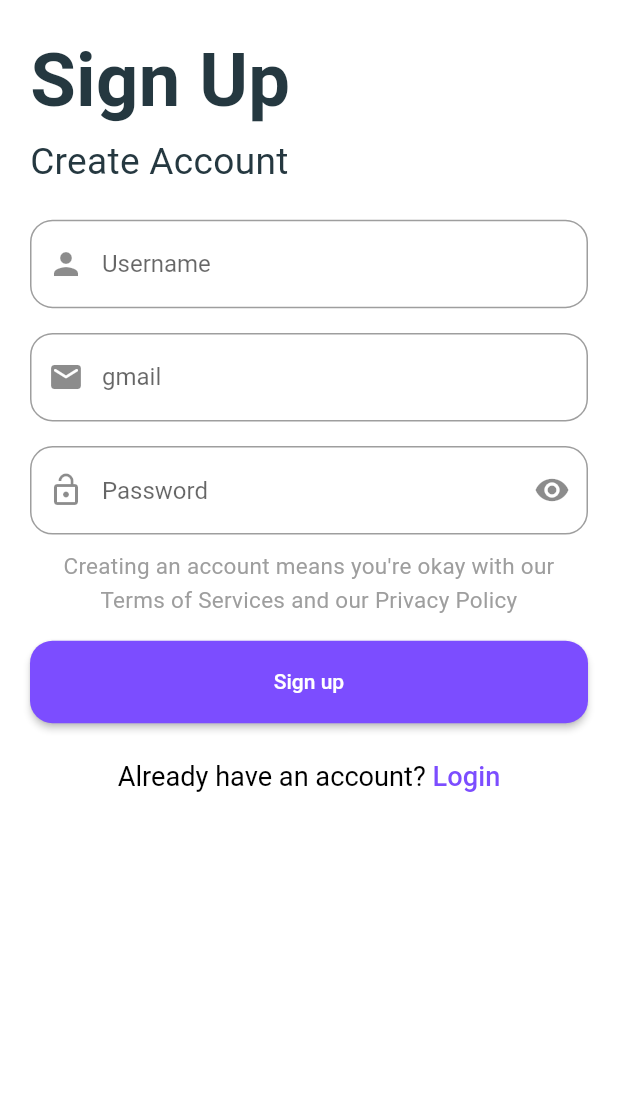
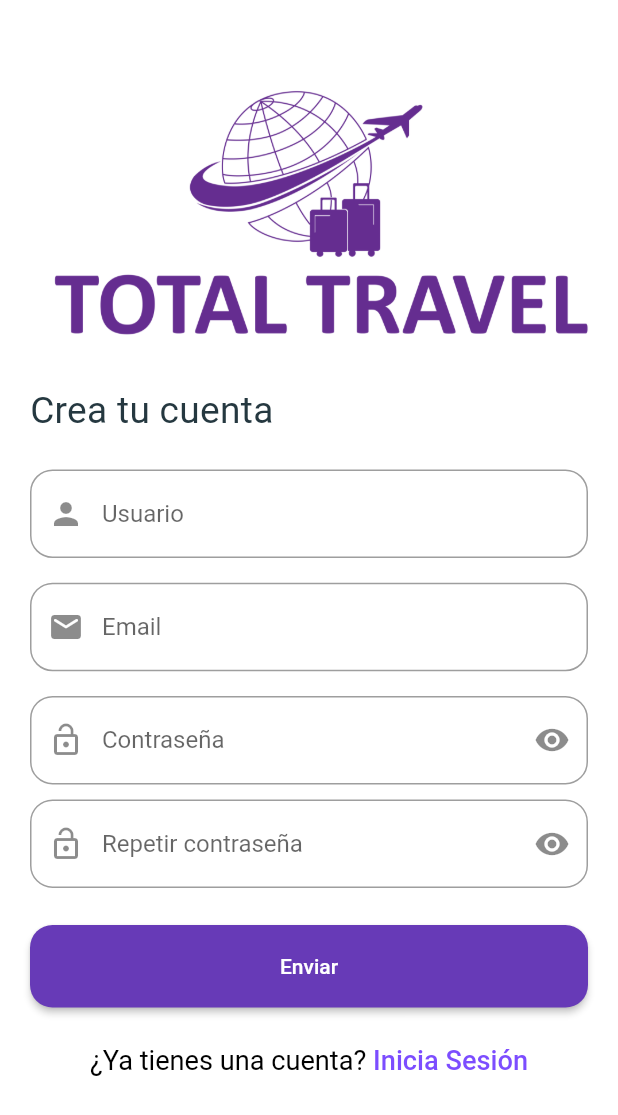
Before and after one commit to AcademiaProgramadoresAHM/TotalTravelAPP, a Flutter app: the SignUpView screen opened directly, on a phone screen of 412 x 824 dp. Shown: the top 1115 px of the screen. Run offline on Flutter 3.47's test engine with Material 2 defaults, Android fonts, the phone set to English and light mode, and no system bars; our stand-ins replace flutter_rating_bar, font_awesome_flutter, get, google_fonts, hexcolor; Roboto replaces fonts that are missing (Ubuntu).

Commit message:
Pantalla de registrar usuario terminada

```diff
--- a/flutter_application_1/lib/Screens/signUp_view.dart
+++ b/flutter_application_1/lib/Screens/signUp_view.dart
@@ -18,8 +18,10 @@ class _SignUpViewState extends State<SignUpView> {
   TextEditingController nameController = TextEditingController();
   TextEditingController emailController = TextEditingController();
   TextEditingController passwordController = TextEditingController();
+ TextEditingController password2Controller = TextEditingController();
 
   final _formKey = GlobalKey<FormState>();
+  var validation;
 
   @override
   void dispose() {
@@ -92,20 +94,14 @@ class _SignUpViewState extends State<SignUpView> {
         SizedBox(
           height: size.height * 0.03,
         ),
-        Padding(
-          padding: const EdgeInsets.only(left: 20.0),
-          child: Text(
-            'Sign Up',
-            style: kLoginTitleStyle(size),
-          ),
-        ),
-        const SizedBox(
-          height: 10,
+         Padding(
+          padding: const EdgeInsets.only(left: 20.0, top: 10.0),
+          child: Image.asset('assets/images/AHM-Fondo-Nombre-inverso-3.png'),
         ),
         Padding(
           padding: const EdgeInsets.only(left: 20.0),
           child: Text(
-            'Create Account',
+            'Crea tu cuenta',
             style: kLoginSubtitleStyle(size),
           ),
         ),
@@ -123,7 +119,7 @@ class _SignUpViewState extends State<SignUpView> {
                   style: kTextFormFieldStyle(),
                   decoration: const InputDecoration(
                     prefixIcon: Icon(Icons.person),
-                    hintText: 'Username',
+                    hintText: 'Usuario',
                     border: OutlineInputBorder(
                       borderRadius: BorderRadius.all(Radius.circular(15)),
                     ),
@@ -133,11 +129,11 @@ class _SignUpViewState extends State<SignUpView> {
                   // The validator receives the text that the user has entered.
                   validator: (value) {
                     if (value == null || value.isEmpty) {
-                      return 'Please enter username';
+                      return 'Rellene este campo';
                     } else if (value.length < 4) {
-                      return 'at least enter 4 characters';
-                    } else if (value.length > 13) {
-                      return 'maximum character is 13';
+                      return 'Ingrese como mínimo 4 carácteres';
+                    } else if (value.length > 15) {
+                      return 'Ingrese como máximo 15 carácteres';
                     }
                     return null;
                   },
@@ -152,7 +148,7 @@ class _SignUpViewState extends State<SignUpView> {
                   controller: emailController,
                   decoration: const InputDecoration(
                     prefixIcon: Icon(Icons.email_rounded),
-                    hintText: 'gmail',
+                    hintText: 'Email',
                     border: OutlineInputBorder(
                       borderRadius: BorderRadius.all(Radius.circular(15)),
                     ),
@@ -160,9 +156,9 @@ class _SignUpViewState extends State<SignUpView> {
                   // The validator receives the text that the user has entered.
                   validator: (value) {
                     if (value == null || value.isEmpty) {
-                      return 'Please enter gmail';
+                      return 'Rellene este campo';
                     } else if (!value.endsWith('@gmail.com')) {
-                      return 'please enter valid gmail';
+                      return 'Ingrese una dirección válida';
                     }
                     return null;
                   },
@@ -172,7 +168,7 @@ class _SignUpViewState extends State<SignUpView> {
                 ),
 
                 /// password
-                Obx(
+                     Obx(
                   () => TextFormField(
                     style: kTextFormFieldStyle(),
                     controller: passwordController,
@@ -189,7 +185,7 @@ class _SignUpViewState extends State<SignUpView> {
                           simpleUIController.isObscureActive();
                         },
                       ),
-                      hintText: 'Password',
+                      hintText: 'Contraseña',
                       border: const OutlineInputBorder(
                         borderRadius: BorderRadius.all(Radius.circular(15)),
                       ),
@@ -197,11 +193,50 @@ class _SignUpViewState extends State<SignUpView> {
                     // The validator receives the text that the user has entered.
                     validator: (value) {
                       if (value == null || value.isEmpty) {
-                        return 'Please enter some text';
+                        return 'Rellene este campo';
+                      } else{
+                        validation = value;
+                      }
+                      return null;
+                    },
+
+                  ),
+                ),
+                Padding(
+          padding: const EdgeInsets.only(bottom: 10.0),
+                ),
+                Obx(
+                  () => TextFormField(
+                    style: kTextFormFieldStyle(),
+                    controller: password2Controller,
+                    obscureText: simpleUIController.isObscure.value,
+                    decoration: InputDecoration(
+                      prefixIcon: const Icon(Icons.lock_open),
+                      suffixIcon: IconButton(
+                        icon: Icon(
+                          simpleUIController.isObscure.value
+                              ? Icons.visibility
+                              : Icons.visibility_off,
+                        ),
+                        onPressed: () {
+                          simpleUIController.isObscureActive();
+                        },
+                      ),
+                      hintText: 'Repetir contraseña',
+                      border: const OutlineInputBorder(
+                        borderRadius: BorderRadius.all(Radius.circular(15)),
+                      ),
+                    ),
+                    // The validator receives the text that the user has entered.
+                    validator: (value) {
+                      if (value == null || value.isEmpty) {
+                        return 'Rellene este campo';
                       } else if (value.length < 7) {
-                        return 'at least enter 6 characters';
+                        return 'Ingrese como mínimo 6 carácteres';
                       } else if (value.length > 13) {
-                        return 'maximum character is 13';
+                        return 'Ingrese como máximo 13 carácteres';
+                      } else if (value != validation){
+                        return 'Las contraseñas no coinciden.';
                       }
                       return null;
                     },
@@ -210,11 +245,7 @@ class _SignUpViewState extends State<SignUpView> {
                 SizedBox(
                   height: size.height * 0.01,
                 ),
-                Text(
-                  'Creating an account means you\'re okay with our Terms of Services and our Privacy Policy',
-                  style: kLoginTermsAndPrivacyStyle(size),
-                  textAlign: TextAlign.center,
-                ),
+
                 SizedBox(
                   height: size.height * 0.02,
                 ),
@@ -239,11 +270,11 @@ class _SignUpViewState extends State<SignUpView> {
                   },
                   child: RichText(
                     text: TextSpan(
-                      text: 'Already have an account?',
+                      text: '¿Ya tienes una cuenta?',
                       style: kHaveAnAccountStyle(size),
                       children: [
                         TextSpan(
-                            text: " Login",
+                            text: " Inicia Sesión",
                             style: kLoginOrSignUpTextStyle(size)),
                       ],
                     ),
@@ -264,7 +295,7 @@ class _SignUpViewState extends State<SignUpView> {
       height: 55,
       child: ElevatedButton(
         style: ButtonStyle(
-          backgroundColor: MaterialStateProperty.all(Colors.deepPurpleAccent),
+          backgroundColor: MaterialStateProperty.all(Colors.deepPurple),
           shape: MaterialStateProperty.all(
             RoundedRectangleBorder(
               borderRadius: BorderRadius.circular(15),
@@ -275,9 +306,11 @@ class _SignUpViewState extends State<SignUpView> {
           // Validate returns true if the form is valid, or false otherwise.
           if (_formKey.currentState!.validate()) {
             // ... Navigate To your Home Page
+             Navigator.push(context,
+                        CupertinoPageRoute(builder: (ctx) => const Login()));
           }
         },
-        child: const Text('Sign up'),
+        child: const Text('Enviar'),
       ),
     );
   }
```
